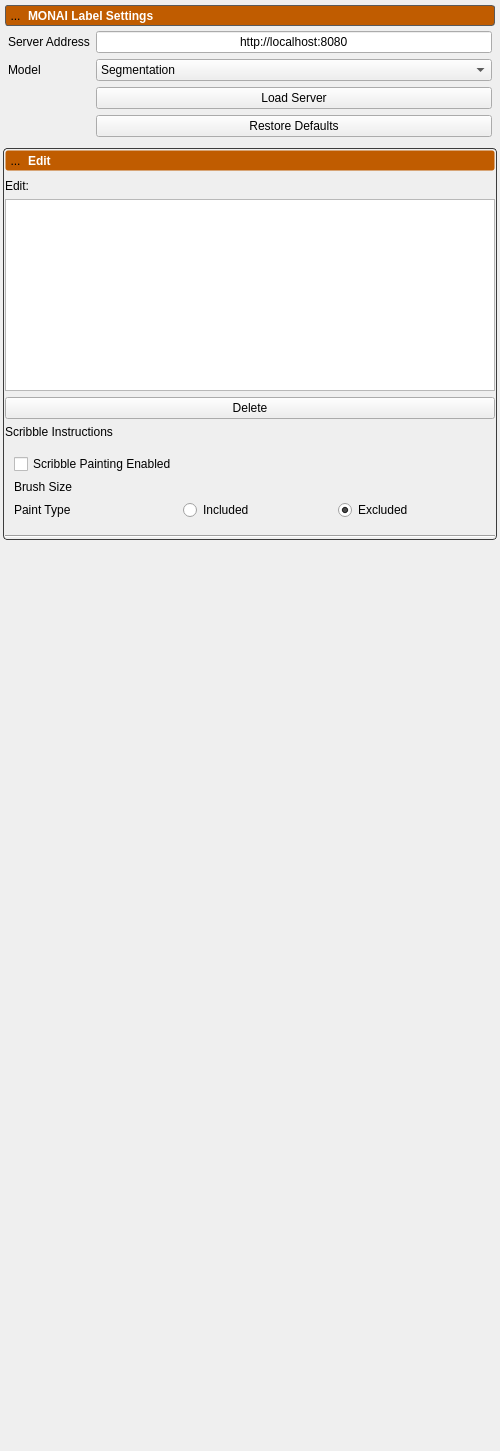
SCIInstitute/ShapeWorks, file Studio/ShapeWorksMONAI/MonaiLabelTool.ui: the form before one commit.
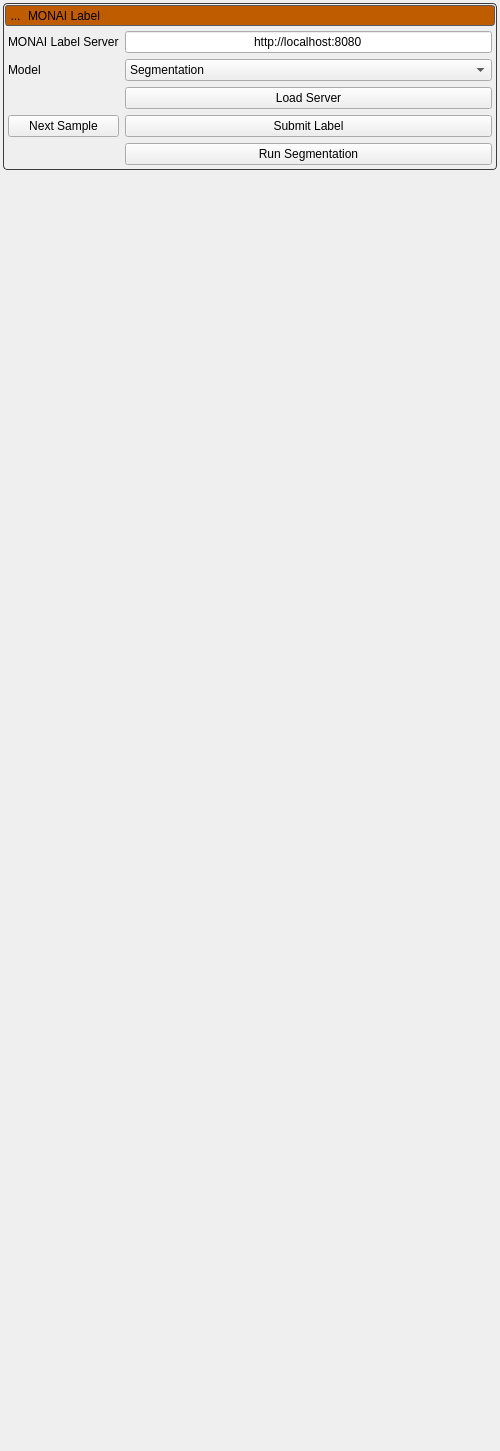
The form after the commit. Icons and pictures are not drawn. Custom widgets are drawn as their Qt base class.

Commit message: monai label tool ui changes

```diff
--- a/Studio/ShapeWorksMONAI/MonaiLabelTool.ui
+++ b/Studio/ShapeWorksMONAI/MonaiLabelTool.ui
@@ -38,19 +38,19 @@
                 font: bold;
                 }
 
-                QPushButton#monai_params_header {
+                QPushButton#monai_label_header {
                 background-color: qlineargradient(spread:pad, x1:0.5, y1:0, x2:0.5, y2:0.960227,
                 stop:0 rgba(0, 0, 0, 0), stop:0.45 rgba(0, 0, 0, 30), stop:1 rgba(0, 0, 0, 25));
                 border-radius: 3px;
                 }
 
-                QWidget#monai_params_header_background {
+                QWidget#monai_label_header_background {
                 background-color: rgb( 192, 92, 0);
                 border-radius: 3px;
                 border: 1px solid rgb(90, 90, 90);
                 }
 
-                QWidget#optimize_panel {
+                QWidget#monai_params_panel {
                 border-radius: 4px;
                 border: 1px solid rgb(60, 60, 60);
                 color: rgb(90, 90, 90);
@@ -120,7 +120,7 @@
        <number>2</number>
       </property>
       <item>
-       <widget class="QWidget" name="monai_params_header_background" native="true">
+       <widget class="QWidget" name="monai_label_header_background" native="true">
         <layout class="QVBoxLayout" name="verticalLayout_21">
          <property name="leftMargin">
           <number>0</number>
@@ -135,7 +135,7 @@
           <number>0</number>
          </property>
          <item>
-          <widget class="QPushButton" name="monai_params_header">
+          <widget class="QPushButton" name="monai_label_header">
            <property name="sizePolicy">
             <sizepolicy hsizetype="Preferred" vsizetype="Fixed">
              <horstretch>0</horstretch>
@@ -165,7 +165,7 @@
              <number>0</number>
             </property>
             <item>
-             <widget class="QToolButton" name="monai_params_open_button">
+             <widget class="QToolButton" name="monai_label_open_button">
               <property name="minimumSize">
                <size>
                 <width>21</width>
@@ -195,9 +195,9 @@
              </widget>
             </item>
             <item>
-             <widget class="QLabel" name="monai_params_label">
+             <widget class="QLabel" name="monai_top_label">
               <property name="text">
-               <string>MONAI Label Settings</string>
+               <string>MONAI Label</string>
               </property>
              </widget>
             </item>
@@ -208,7 +208,7 @@
        </widget>
       </item>
       <item>
-       <widget class="QWidget" name="monai_params_content" native="true">
+       <widget class="QWidget" name="monai_panel_content" native="true">
         <layout class="QVBoxLayout" name="verticalLayout_11">
          <property name="spacing">
           <number>3</number>
@@ -226,7 +226,7 @@
           <number>3</number>
          </property>
          <item>
-          <widget class="QWidget" name="optimize_panel_contents" native="true">
+          <widget class="QWidget" name="monai_panel_contents" native="true">
            <property name="minimumSize">
             <size>
              <width>50</width>
@@ -265,12 +265,12 @@
                <item row="0" column="0">
                 <widget class="QLabel" name="server_address_label">
                  <property name="text">
-                  <string>Server Address</string>
+                  <string>MONAI Label Server</string>
                  </property>
                 </widget>
                </item>
                <item row="0" column="1">
-                <widget class="QLineEdit" name="server_address">
+                <widget class="QLineEdit" name="serverAddressField">
                  <property name="text">
                   <string>http://localhost:8080</string>
                  </property>
@@ -281,7 +281,7 @@
                </item>
 
                <item row="1" column="0">
-                <widget class="QLabel" name="label_4">
+                <widget class="QLabel" name="monai_model_type_label">
                  <property name="text">
                   <string>Model</string>
                  </property>
@@ -289,14 +289,14 @@
                </item>
 
                <item row="1" column="1">
-                <widget class="QComboBox" name="monai_model_type">
+                <widget class="QComboBox" name="monaiModelTypeCombo">
                  <item>
                   <property name="text">
                    <string>Segmentation</string>
                   </property>
                  </item>
-                 <item>
-                  <property name="text">
+                 <!-- <item> -->
+                  <!-- <property name="text">
                    <string>DeepEdit</string>
                   </property>
                  </item>
@@ -304,12 +304,12 @@
                   <property name="text">
                    <string>DeepGrow</string>
                   </property>
-                 </item>
+                 </item> -->
                 </widget>
                </item>
 
                <item row="2" column="1">
-                <widget class="QPushButton" name="load_server_button">
+                <widget class="QPushButton" name="connectServerButton">
                  <property name="minimumSize">
                   <size>
                    <width>10</width>
@@ -319,11 +319,35 @@
                  <property name="text">
                   <string>Load Server</string>
                  </property>
+                 <property name="icon">
+                  <iconset resource="../Resources/ShapeWorksStudio.qrc">
+                   <normaloff>:/Studio/Images/refresh-icon.png</normaloff>
+                  </iconset>
+                 </property>
+                </widget>
+               </item>
+
+               <item row="3" column="0">
+                <widget class="QPushButton" name="nextSampleButton">
+                 <property name="minimumSize">
+                  <size>
+                   <width>0</width>
+                   <height>22</height>
+                  </size>
+                 </property>
+                 <property name="text">
+                  <string>Next Sample</string>
+                 </property>
+                 <property name="icon">
+                  <iconset resource="../Resources/ShapeWorksStudio.qrc">
+                   <normaloff>:/Studio/Images/segment.png</normaloff>
+                  </iconset>
+                 </property>
                 </widget>
                </item>
 
                <item row="3" column="1">
-                <widget class="QPushButton" name="restore_defaults_button">
+                <widget class="QPushButton" name="submitLabelButton">
                  <property name="minimumSize">
                   <size>
                    <width>0</width>
@@ -331,7 +355,31 @@
                   </size>
                  </property>
                  <property name="text">
-                  <string>Restore Defaults</string>
+                  <string>Submit Label</string>
+                 </property>
+                 <property name="icon">
+                  <iconset resource="../Resources/ShapeWorksStudio.qrc">
+                    <normaloff>:/Studio/Images/save.png</normaloff>
+                  </iconset>
+                 </property>
+                </widget>
+               </item>
+
+               <item row="4" column="1">
+                <widget class="QPushButton" name="runSegmentationButton">
+                 <property name="minimumSize">
+                  <size>
+                   <width>0</width>
+                   <height>22</height>
+                  </size>
+                 </property>
+                 <property name="text">
+                  <string>Run Segmentation</string>
+                 </property>
+                 <property name="icon">
+                  <iconset resource="../Resources/ShapeWorksStudio.qrc">
+                   <normaloff>:/Studio/Images/segment.png</normaloff>
+                  </iconset>
                  </property>
                 </widget>
                </item>
@@ -350,7 +398,7 @@
      </layout>
     </widget>
    </item>
-   <item>
+   <!-- <item>
     <widget class="QWidget" name="edit_panel" native="true">
      <property name="sizePolicy">
       <sizepolicy hsizetype="Preferred" vsizetype="Fixed">
@@ -623,7 +671,7 @@
       </item>
      </layout>
     </widget>
-   </item>
+   </item> -->
    <!-- <item>
     <widget class="QWidget" name="buttons_widget" native="true">
      <layout class="QGridLayout" name="gridLayout_11">
```
